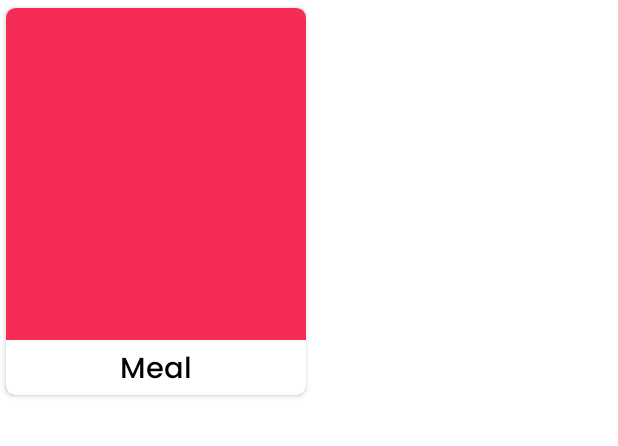
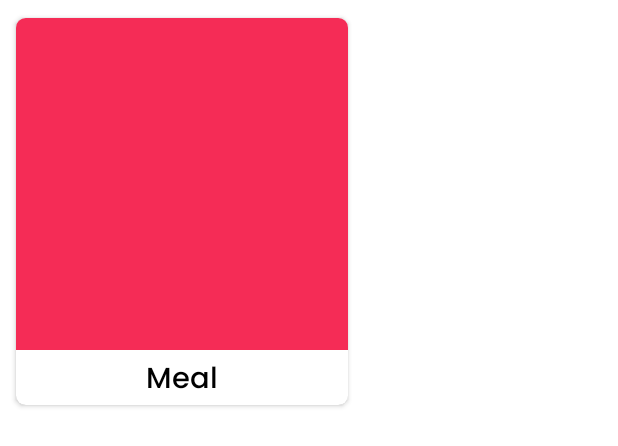
Before and after one commit to AbdullhGaber/FoodInstructionsAndroidAppMVVM, an Android app: the layout meal_item.xml on its own in the app's theme, with its tools: preview values and no code run, on a phone screen of 412 x 824 dp. Shown: the top 446 px of the screen. Run offline under Robolectric (Android 15) with nearby library versions, the phone set to English and light mode, and no system bars.

Commit message:
fix some UI issues

```diff
--- a/app/src/main/java/com/example/foodappmvvm/ui/activities/MealActivity.kt
+++ b/app/src/main/java/com/example/foodappmvvm/ui/activities/MealActivity.kt
@@ -126,7 +126,7 @@ class MealActivity : AppCompatActivity() {
     private fun observeMeal() {
         mViewModel.observeMealById().observe(this) {
             hideProgressbar()
-            mBinding.categoryTv.text = "CategoryMealsResponse : ${it.strCategory}"
+            mBinding.categoryTv.text = "Category : ${it.strCategory}"
             mBinding.areaTv.text = "Area : ${it.strArea}"
             mBinding.descriptionTv.text = it.strInstructions
             mMealYoutube = it.strYoutube
--- a/app/src/main/res/layout/activity_category_meals.xml
+++ b/app/src/main/res/layout/activity_category_meals.xml
@@ -21,8 +21,10 @@
 
     <androidx.recyclerview.widget.RecyclerView
         android:id="@+id/category_meal_rv"
-        android:layout_width="match_parent"
+        android:layout_width="0dp"
         android:layout_height="0dp"
+        android:layout_marginStart="16dp"
+        android:layout_marginEnd="16dp"
         app:layout_constraintBottom_toBottomOf="parent"
         app:layout_constraintEnd_toEndOf="parent"
         app:layout_constraintStart_toStartOf="parent"
--- a/app/src/main/res/layout/meal_item.xml
+++ b/app/src/main/res/layout/meal_item.xml
@@ -1,29 +1,28 @@
 <?xml version="1.0" encoding="utf-8"?>
 <androidx.cardview.widget.CardView xmlns:android="http://schemas.android.com/apk/res/android"
-    android:layout_width="@dimen/_160sdp"
+    xmlns:app="http://schemas.android.com/apk/res-auto"
+    android:layout_width="wrap_content"
     android:layout_height="wrap_content"
-    xmlns:app="http://schemas.android.com/apk/res-auto"
+    android:layout_margin="@dimen/_5sdp"
+    android:layout_marginEnd="@dimen/_10sdp"
     android:elevation="@dimen/_2sdp"
     app:cardCornerRadius="@dimen/_5sdp"
-    app:cardUseCompatPadding="true"
-    >
+    app:cardUseCompatPadding="true">
 
     <androidx.constraintlayout.widget.ConstraintLayout
         android:layout_width="match_parent"
-        android:layout_height="match_parent"
-        >
+        android:layout_height="match_parent">
 
         <ImageView
             android:id="@+id/category_meal_iv"
-            android:layout_width="match_parent"
+            android:layout_width="@dimen/_170sdp"
             android:layout_height="@dimen/_170sdp"
             android:scaleType="centerCrop"
+            android:src="@color/accent"
+            app:layout_constraintEnd_toEndOf="parent"
             app:layout_constraintStart_toStartOf="parent"
-            app:layout_constraintEnd_toEndOf="parent"
-            app:layout_constraintTop_toTopOf="parent"
 
-            android:src="@color/accent"
-            />
+            app:layout_constraintTop_toTopOf="parent" />
 
 
         <TextView
@@ -34,7 +33,6 @@
             android:layout_marginTop="@dimen/_3sdp"
             android:fontFamily="@font/myfont"
             android:text="Meal"
-
             android:textColor="@color/black"
             android:textSize="@dimen/_15ssp"
             app:layout_constraintEnd_toEndOf="@id/category_meal_iv"
```
Also changed, not shown: app/src/main/java/com/example/foodappmvvm/ui/activities/CategoryMealsActivity.kt (+4 -7 lines).
